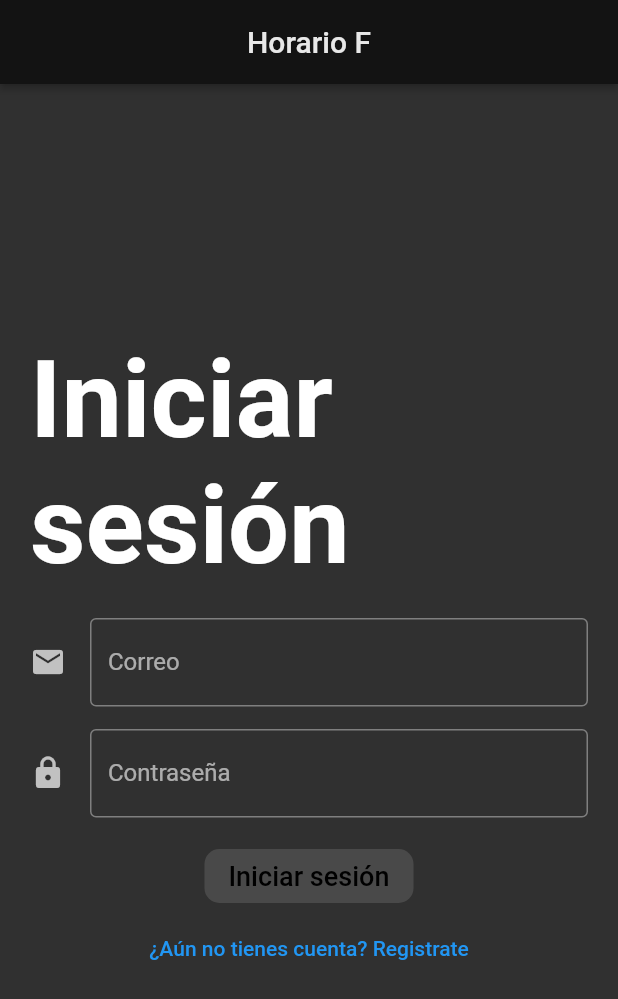
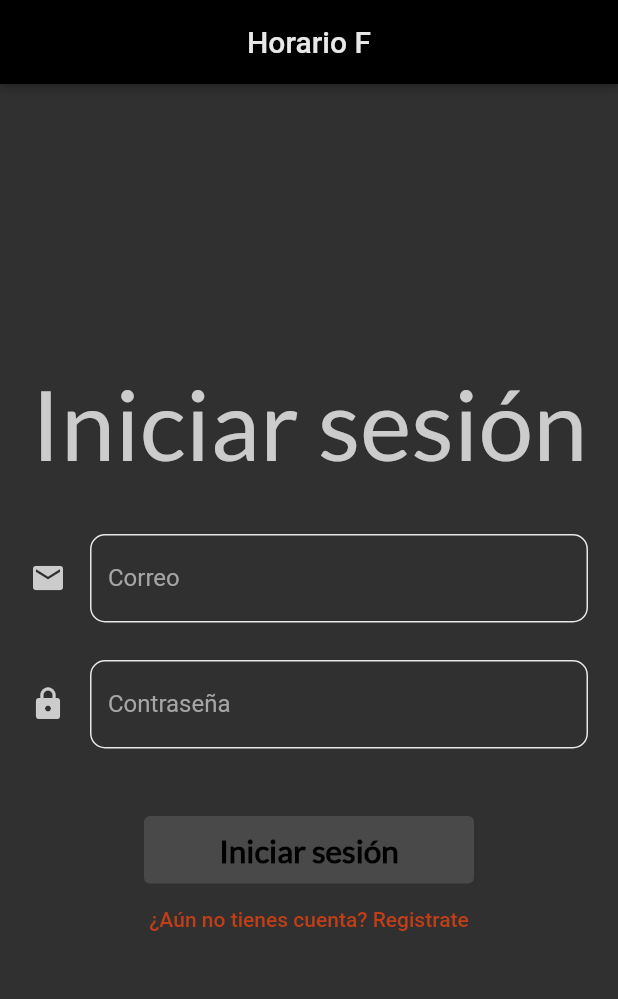
Before and after one commit to FrancoGL20/Calendario-escolar-flutter, a Flutter app: the screen it shows after launch, on a phone screen of 412 x 824 dp. Shown: the top 999 px of the screen. Run offline on Flutter 3.47's test engine with Material 2 defaults, Android fonts, the phone set to English and light mode, and no system bars; our stand-ins replace firebase_auth, firebase_core; accounts and stored records are empty.

Commit message:
aplicación completa

```diff
--- a/lib/common_widgets/app_bar.dart
+++ b/lib/common_widgets/app_bar.dart
@@ -8,7 +8,7 @@ class AppBarF {
       // titulo en la barra superior
       title: Text(
         "$text",
-        style: TextStyle(color: ColorsF().escoger("gris_claro")),
+        style: TextStyle(color: ColorsF().escoger("gris_claro"),fontFamily: 'Lato',fontWeight: FontWeight.bold),
       ),
       // fondo de la barra
       backgroundColor: ColorsF().escoger("negro"),
@@ -22,6 +22,7 @@ class AppBarF {
               style: TextStyle(
                 color: ColorsF().escoger("gris_claro"),
                 fontSize: 18,
+                fontFamily: 'Lato',fontWeight: FontWeight.bold
               ),
             ))
       ],
--- a/lib/common_widgets/colors.dart
+++ b/lib/common_widgets/colors.dart
@@ -5,7 +5,7 @@ class ColorsF {
     switch (color) {
       case "negro":
         {
-          return const Color.fromARGB(255, 19, 19, 19);
+          return Color.fromARGB(255, 0, 0, 0);
         }
 
       case "primario":
--- a/lib/common_widgets/custom_alert_dialog.dart
+++ b/lib/common_widgets/custom_alert_dialog.dart
@@ -1,3 +1,4 @@
+import 'package:calendario_escolar/common_widgets/colors.dart';
 import 'package:flutter/material.dart';
 
 class CustomAlertDialog extends StatelessWidget {
@@ -35,7 +36,7 @@ class CustomAlertDialog extends StatelessWidget {
       actions.add(
         TextButton(
           onPressed: () => Navigator.of(context).pop(false),
-          child: Text(cancelActionText!),
+          child: Text(cancelActionText!,style: TextStyle(color: ColorsF().escoger("primario"))),
         ),
       );
     }
@@ -43,7 +44,7 @@ class CustomAlertDialog extends StatelessWidget {
     actions.add(
       TextButton(
         onPressed: () => Navigator.of(context).pop(true),
-        child: Text(defaultActionText),
+        child: Text(defaultActionText,style: TextStyle(color: ColorsF().escoger("primario")),),
       ),
     );
 
--- a/lib/pages/classes/class_create.dart
+++ b/lib/pages/classes/class_create.dart
@@ -41,7 +41,7 @@ class _CreateClState extends State<CreateCl> {
                   // titulo
                   const Text(
                     "Creación de materia",
-                    style: TextStyle(fontSize: 40.0, fontFamily: 'Lato'),
+                    style: TextStyle(fontSize: 40.0, fontFamily: 'Lato',fontWeight: FontWeight.bold),
                   ),
                   const SizedBox(
                     height: 31,
--- a/lib/pages/classes/class_item.dart
+++ b/lib/pages/classes/class_item.dart
@@ -31,13 +31,13 @@ class ClassItem extends StatelessWidget {
                             Text(item.name,
                                 style: const TextStyle(
                                     fontWeight: FontWeight.bold,
-                                    fontSize: 18.0)),
+                                    fontSize: 18.0,fontFamily: 'Lato')),
                             Text("horario: ${item.schedule}",
-                                style: const TextStyle(fontSize: 13.0)),
+                                style: const TextStyle(fontSize: 13.0,fontFamily: 'Lato')),
                             Text("salón: ${item.classroom}",
-                                style: const TextStyle(fontSize: 13.0)),
+                                style: const TextStyle(fontSize: 13.0,fontFamily: 'Lato')),
                             Text("días: ${item.days}",
-                                style: const TextStyle(fontSize: 13.0)),
+                                style: const TextStyle(fontSize: 13.0,fontFamily: 'Lato')),
                           ],
                         )))
               ]),
--- a/lib/pages/navigation.dart
+++ b/lib/pages/navigation.dart
@@ -13,7 +13,7 @@ class Navigation extends StatefulWidget {
 
 class _Navigation extends State<Navigation> {
   // indice para controlar en que ventana se está mostrando
-  int _selectedIndex = 2;
+  int _selectedIndex = 0;
 
   // lista de clases con las vistas necesarias
   final List<Widget> widgetsChildren = [
--- a/lib/pages/sign_in/email_sign_in_form.dart
+++ b/lib/pages/sign_in/email_sign_in_form.dart
@@ -1,9 +1,12 @@
+import 'package:calendario_escolar/common_widgets/colors.dart';
 import 'package:firebase_auth/firebase_auth.dart';
 import 'package:flutter/material.dart';
 import 'package:calendario_escolar/common_widgets/custom_alert_dialog.dart';
 import 'package:calendario_escolar/pages/sign_in/email_sign_in_model.dart';
 import 'package:calendario_escolar/services/auth.dart';
 import 'package:provider/provider.dart';
+
+import '../../common_widgets/decoration_of_text_form_field.dart';
 
 class EmailSignInForm extends StatefulWidget {
   EmailSignInForm({Key? key, required this.model}) : super(key: key);
@@ -26,7 +29,9 @@ class EmailSignInForm extends StatefulWidget {
 }
 
 class _EmailSignInFormState extends State<EmailSignInForm> {
+  // ignore: unnecessary_nullable_for_final_variable_declarations
   final TextEditingController? _emailController = TextEditingController();
+  // ignore: unnecessary_nullable_for_final_variable_declarations
   final TextEditingController? _passwordController = TextEditingController();
 
   final FocusNode _emailFocusNode = FocusNode();
@@ -62,15 +67,15 @@ class _EmailSignInFormState extends State<EmailSignInForm> {
     return [
       _buildHeader(),
       const SizedBox(
-        height: 20.0,
+        height: 35.0,
       ),
       _buildEmailTextField(),
       const SizedBox(
-        height: 15.0,
+        height: 25.0,
       ),
       _buildPasswordTextField(),
       const SizedBox(
-        height: 15.0,
+        height: 45.0,
       ),
       _buildFormActions(),
     ];
@@ -79,7 +84,11 @@ class _EmailSignInFormState extends State<EmailSignInForm> {
   Widget _buildHeader() {
     return Text(
       model.headerText,
-      style: Theme.of(context).textTheme.headline1,
+      style: TextStyle(
+        fontSize: 65.0,
+        color: ColorsF().escoger("gris_claro"),
+        fontFamily: 'Lato'
+      ),
     );
   }
 
@@ -89,13 +98,12 @@ class _EmailSignInFormState extends State<EmailSignInForm> {
       keyboardType: TextInputType.emailAddress,
       textInputAction: TextInputAction.next,
       controller: _emailController,
-      decoration: InputDecoration(
-          labelText: "Correo",
-          hintText: "admin@helizondo.com",
-          border: OutlineInputBorder(),
-          icon: Icon(Icons.mail),
-          errorText: model.emailErrorText,
-          enabled: model.isLoading == false),
+      decoration: decorationForTextFormFields.copyWith(
+        labelText: "Correo",
+        hintText: "correo@dominio.com",
+        icon: Icon(Icons.mail,
+            color: ColorsF().escoger("gris_claro")),
+      ),
       focusNode: _emailFocusNode,
       onEditingComplete: () => _emailEditingComplete(),
       onChanged: model.updateEmail,
@@ -106,12 +114,12 @@ class _EmailSignInFormState extends State<EmailSignInForm> {
     return TextField(
       controller: _passwordController,
       obscureText: true,
-      decoration: InputDecoration(
-          labelText: "Contraseña",
-          border: OutlineInputBorder(),
-          icon: Icon(Icons.lock),
-          errorText: model.passwordErrorText,
-          enabled: model.isLoading == false),
+      decoration: decorationForTextFormFields.copyWith(
+        labelText: "Contraseña",
+        hintText: "******",
+        icon: Icon(Icons.lock,
+            color: ColorsF().escoger("gris_claro")),
+      ),
       textInputAction: TextInputAction.done,
       focusNode: _passwordFocusNode,
       onEditingComplete: _submit,
@@ -125,24 +133,25 @@ class _EmailSignInFormState extends State<EmailSignInForm> {
     }
     return Column(
       children: [
-        ElevatedButton(
-          onPressed: model.canSubmit ? _submit : null,
-          style: ElevatedButton.styleFrom(
-              primary: Colors.deepOrange[200],
-              shape: const RoundedRectangleBorder(
-                  borderRadius: BorderRadius.all(Radius.circular(10.0)))),
-          child: Text(
-            model.primaryButtonText,
-            style: Theme.of(context)
-                .textTheme
-                .bodyText1!
-                .copyWith(color: Colors.black),
-          ),
+        SizedBox(
+          width: 220.0,
+          height: 45.0,
+          child: ElevatedButton(
+            onPressed: model.canSubmit ? _submit:null,
+            style: ColorsF().colorElevatedButton("gris_oscuro", "negro"),
+            child: Text(
+              model.primaryButtonText,
+              style: TextStyle(fontSize: 21.0, fontFamily: 'Lato',fontWeight: FontWeight.bold,color: ColorsF().escoger("negro")),
+            ),
+          )
         ),
         TextButton(
             onPressed: !model.isLoading ? _toogleFormType : null,
             child: Text(
               model.secondaryButtonText,
+              style: TextStyle(
+                color: ColorsF().escoger("primario")
+              ),
             ))
       ],
     );
```
